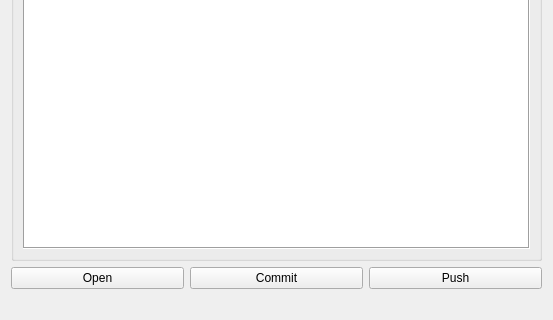
sanath111/rbhus_clone, file ui_files/version_list_new.ui: the form before one commit; both pictures show x 0 to 553 and y 268 to 588 of the 553 by 588 pixel window.
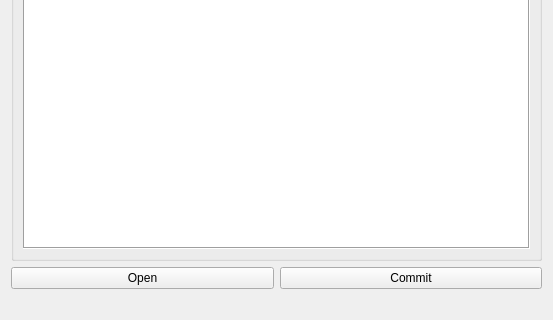
The form after the commit.

What changed in the file:
```diff
--- a/ui_files/version_list_new.ui
+++ b/ui_files/version_list_new.ui
@@ -74,16 +74,6 @@
        </property>
       </widget>
      </item>
-     <item>
-      <widget class="QPushButton" name="pushButt">
-       <property name="focusPolicy">
-        <enum>Qt::NoFocus</enum>
-       </property>
-       <property name="text">
-        <string>Push</string>
-       </property>
-      </widget>
-     </item>
     </layout>
    </item>
    <item row="4" column="0">
```
